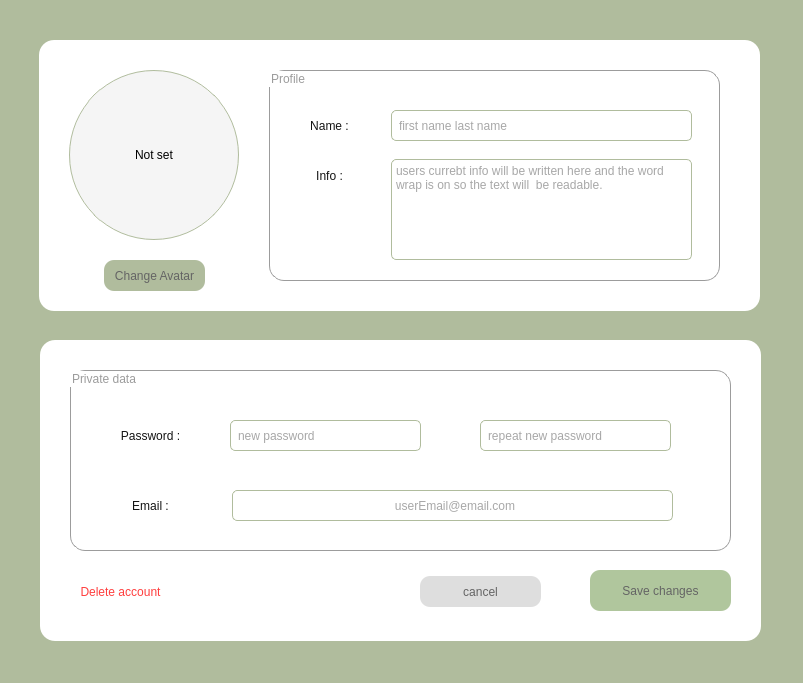
First picture: the form in SocialNetwork/settings.ui, repository amir-h-A-0001/DS-SocialNetwork, before the edit.
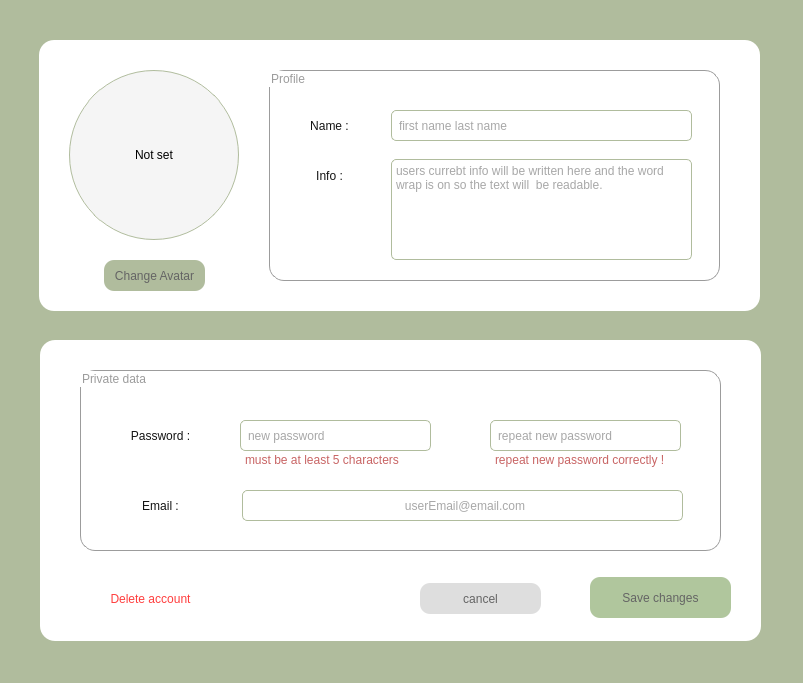
Second picture: the form after the edit.

What changed in the file:
```diff
--- a/SocialNetwork/settings.ui
+++ b/SocialNetwork/settings.ui
@@ -221,9 +221,9 @@
     <widget class="QGroupBox" name="privateDataGB">
      <property name="geometry">
       <rect>
-       <x>30</x>
+       <x>40</x>
        <y>30</y>
-       <width>661</width>
+       <width>641</width>
        <height>181</height>
       </rect>
      </property>
@@ -370,12 +370,48 @@
        <string>repeat new password</string>
       </property>
      </widget>
+     <widget class="QLabel" name="passwordErrorL">
+      <property name="geometry">
+       <rect>
+        <x>160</x>
+        <y>82</y>
+        <width>191</width>
+        <height>16</height>
+       </rect>
+      </property>
+      <property name="styleSheet">
+       <string notr="true">color: rgb(200,100,100);
+border:none;
+padding-left:2px;</string>
+      </property>
+      <property name="text">
+       <string>must be at least 5 characters</string>
+      </property>
+     </widget>
+     <widget class="QLabel" name="repaetErrorL">
+      <property name="geometry">
+       <rect>
+        <x>410</x>
+        <y>82</y>
+        <width>191</width>
+        <height>16</height>
+       </rect>
+      </property>
+      <property name="styleSheet">
+       <string notr="true">color: rgb(200,100,100);
+border:none;
+padding-left:2px;</string>
+      </property>
+      <property name="text">
+       <string>repeat new password correctly !</string>
+      </property>
+     </widget>
     </widget>
     <widget class="QPushButton" name="savePB">
      <property name="geometry">
       <rect>
        <x>550</x>
-       <y>230</y>
+       <y>237</y>
        <width>141</width>
        <height>41</height>
       </rect>
@@ -393,7 +429,7 @@
      <property name="geometry">
       <rect>
        <x>380</x>
-       <y>236</y>
+       <y>243</y>
        <width>121</width>
        <height>31</height>
       </rect>
@@ -410,8 +446,8 @@
     <widget class="QPushButton" name="DeleteAccountPB">
      <property name="geometry">
       <rect>
-       <x>30</x>
-       <y>240</y>
+       <x>60</x>
+       <y>247</y>
        <width>101</width>
        <height>24</height>
       </rect>
```
Left out of the diff: 2 changed lines with no effect on the pictures.
